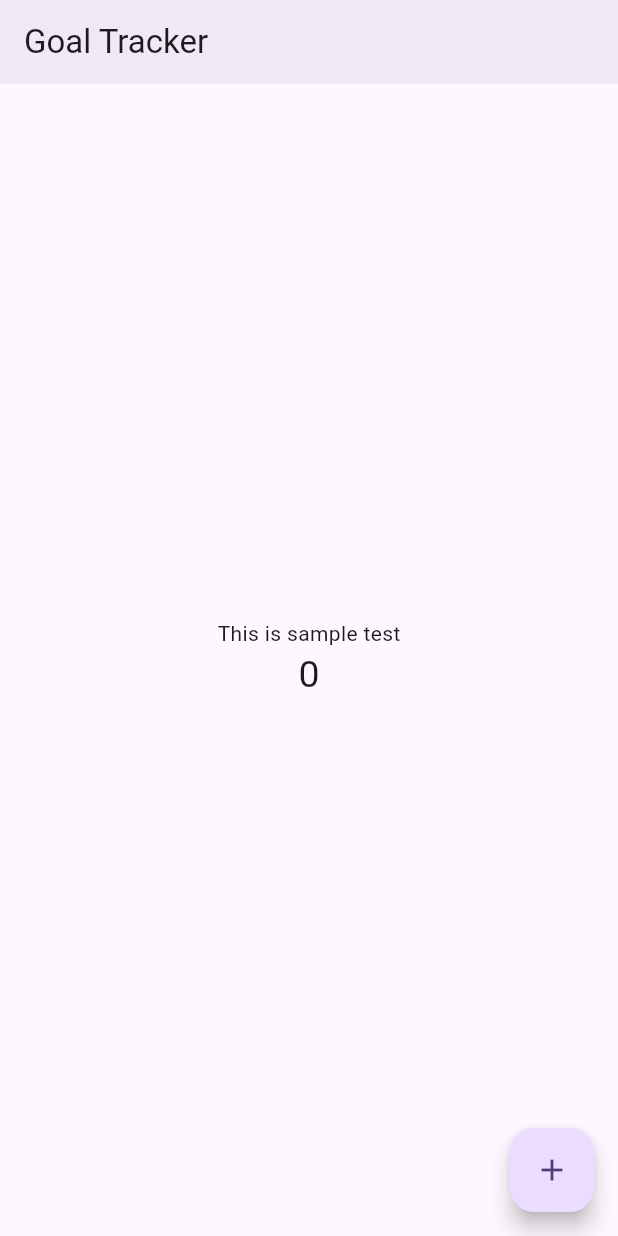
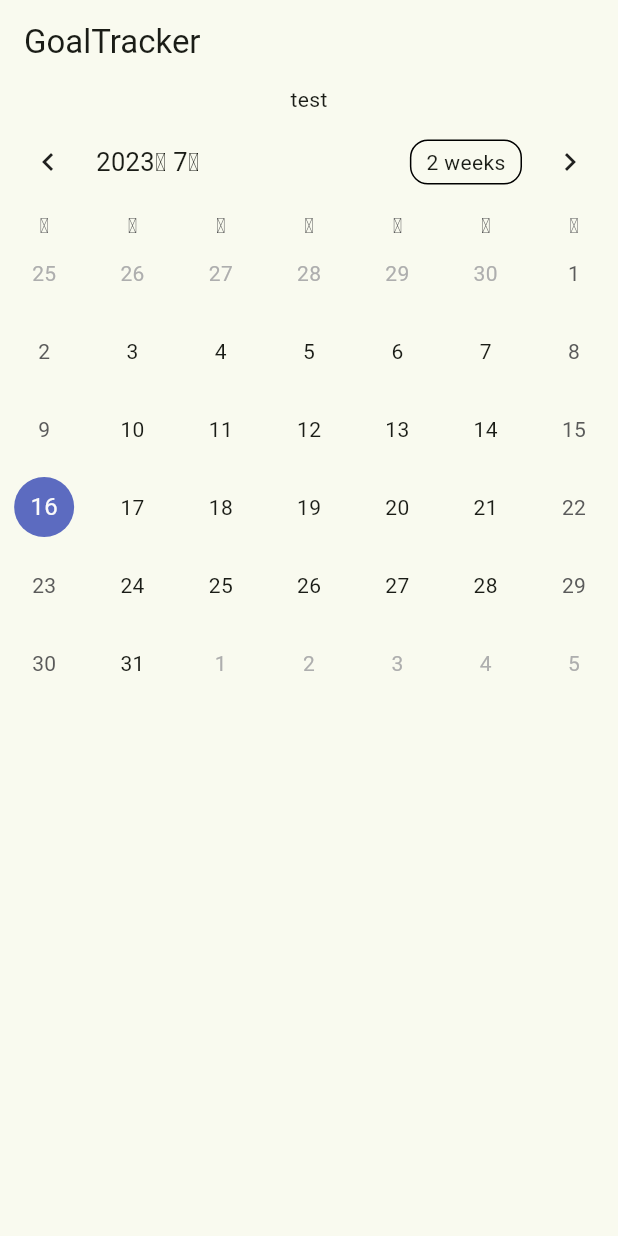
Before and after one commit to devDavidLee/GoalTracker, a Flutter app: the screen it shows after launch, on a phone screen of 412 x 824 dp. Run offline on Flutter 3.47's test engine with Material 2 defaults, Android fonts, the phone set to English and light mode, and no system bars; drawn by our look-alikes of table_calendar.

Commit message:
캘린더 위젯 추가

```diff
--- a/lib/main.dart
+++ b/lib/main.dart
@@ -1,6 +1,11 @@
 import 'package:flutter/material.dart';
+import 'package:table_calendar/table_calendar.dart';
+import 'package:intl/date_symbol_data_local.dart';
 
-void main() => runApp(MyApp());
+void main() async {
+  await initializeDateFormatting();
+  runApp(MyApp());
+}
 
 class MyApp extends StatelessWidget {
   const MyApp({super.key});
@@ -10,7 +15,7 @@ class MyApp extends StatelessWidget {
     return MaterialApp(
       title: _title,
       theme: ThemeData(
-        colorScheme: ColorScheme.fromSeed(seedColor: Colors.deepPurple),
+        colorScheme: ColorScheme.fromSeed(seedColor: Colors.lightGreen),
         useMaterial3: true,
         brightness: Brightness.light,
       ),
@@ -19,59 +24,54 @@ class MyApp extends StatelessWidget {
         brightness: Brightness.dark,
       ),
       themeMode: ThemeMode.system,
-      home: MyHomePage(),
+      home: MainPage(),
     );
   }
 }
 
-class MyHomePage extends StatefulWidget {
-  const MyHomePage({super.key});
+class MainPage extends StatefulWidget {
   @override
-  _MyHomePageState createState() => _MyHomePageState();
+  State<StatefulWidget> createState() {
+    return _MainPage();
+  }
 }
 
-class _MyHomePageState extends State<MyHomePage> {
-  int _counter = 0;
+class _MainPage extends State<MainPage> {
+  DateTime selectedDay = DateTime(
+    DateTime.now().year,
+    DateTime.now().month,
+    DateTime.now().day,
+  );
 
-  void _incrementCounter() {
-    setState(() {
-      _counter++;
-    });
-  }
-
-  void _decrementCounter() {
-    setState(() {
-      _counter--;
-    });
-  }
+  DateTime focusedDay = DateTime.now();
 
   @override
   Widget build(BuildContext context) {
-    var scaffold = Scaffold(
-      appBar: AppBar(
-        title: Text(MyApp._title),
-        elevation: 4,
-      ),
-      body: Center(
-        child: Column(
-          mainAxisAlignment: MainAxisAlignment.center,
-          children: <Widget>[
-            Text(
-              'This is sample test',
-            ),
-            Text(
-              '$_counter',
-              style: TextStyle(fontSize: 25),
-            ),
-          ],
-        ),
-      ),
-      floatingActionButton: FloatingActionButton(
-        onPressed: _incrementCounter,
-        tooltip: 'Increment',
-        child: Icon(Icons.add),
-      ),
-    );
-    return scaffold;
+    return Scaffold(
+        appBar: AppBar(title: Text("GoalTracker")),
+        body: Container(
+          child: Center(
+            child: Column(children: [
+              Text("test"),
+              TableCalendar(
+                locale: 'ko_KR',
+                focusedDay: focusedDay,
+                firstDay: DateTime.utc(2022, 04, 25),
+                lastDay: DateTime.utc(2023, 10, 24),
+                onDaySelected: (DateTime selectedDay, DateTime focusedDay) {
+                  // 선택된 날짜의 상태를 갱신합니다.
+                  setState(() {
+                    this.selectedDay = selectedDay;
+                    this.focusedDay = focusedDay;
+                  });
+                },
+                selectedDayPredicate: (DateTime day) {
+                  // selectedDay 와 동일한 날짜의 모양을 바꿔줍니다.
+                  return isSameDay(selectedDay, day);
+                },
+              ),
+            ]),
+          ),
+        ));
   }
 }
--- a/pubspec.yaml
+++ b/pubspec.yaml
@@ -19,6 +19,8 @@ environment:
 dependencies:
   flutter:
     sdk: flutter
+  table_calendar: ^3.0.9
+  intl: ^0.18.1
 
 dev_dependencies:
   flutter_test:
```
